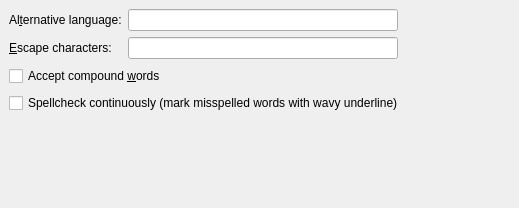
First picture: the form in src/frontends/qt4/ui/PrefSpellcheckerUi.ui, repository cburschka/lyx, before the edit.
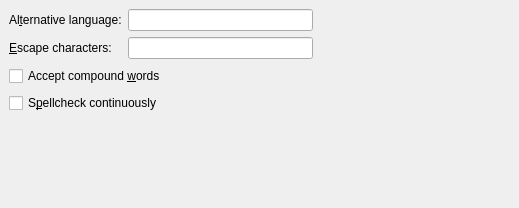
Second picture: the form after the edit.

Commit message: move explanatory text to where it belongs (the tooltip).

Patch:
```diff
--- a/src/frontends/qt4/ui/PrefSpellcheckerUi.ui
+++ b/src/frontends/qt4/ui/PrefSpellcheckerUi.ui
@@ -68,7 +68,7 @@
    <item row="4" column="0" colspan="3" >
     <widget class="QCheckBox" name="spellcheckContinuouslyCB" >
      <property name="text" >
-      <string>Spellcheck continuously (mark misspelled words with wavy underline)</string>
+      <string>S&amp;pellcheck continuously</string>
      </property>
     </widget>
    </item>
```
Left out of the diff: 3 changed lines with no effect on the pictures.
